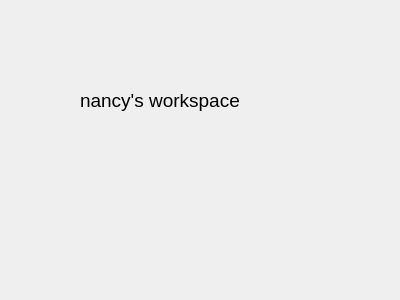
Qt form gittest/n.ui (AbdelrahmanShorim/gittest) before a commit.
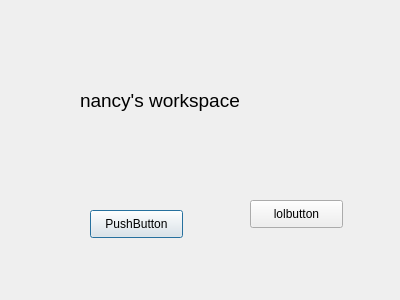
The same form after that commit.

Diff of the .ui file:
```diff
--- a/gittest/n.ui
+++ b/gittest/n.ui
@@ -31,6 +31,32 @@
     <string>nancy's workspace</string>
    </property>
   </widget>
+  <widget class="QPushButton" name="pushButton">
+   <property name="geometry">
+    <rect>
+     <x>90</x>
+     <y>210</y>
+     <width>93</width>
+     <height>28</height>
+    </rect>
+   </property>
+   <property name="text">
+    <string>PushButton</string>
+   </property>
+  </widget>
+  <widget class="QPushButton" name="lol">
+   <property name="geometry">
+    <rect>
+     <x>250</x>
+     <y>200</y>
+     <width>93</width>
+     <height>28</height>
+    </rect>
+   </property>
+   <property name="text">
+    <string>lolbutton</string>
+   </property>
+  </widget>
  </widget>
  <resources/>
  <connections/>
```
